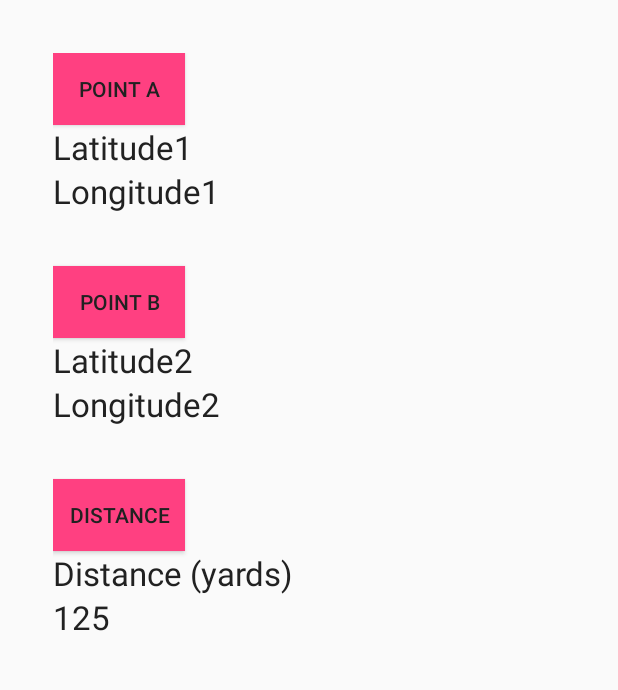
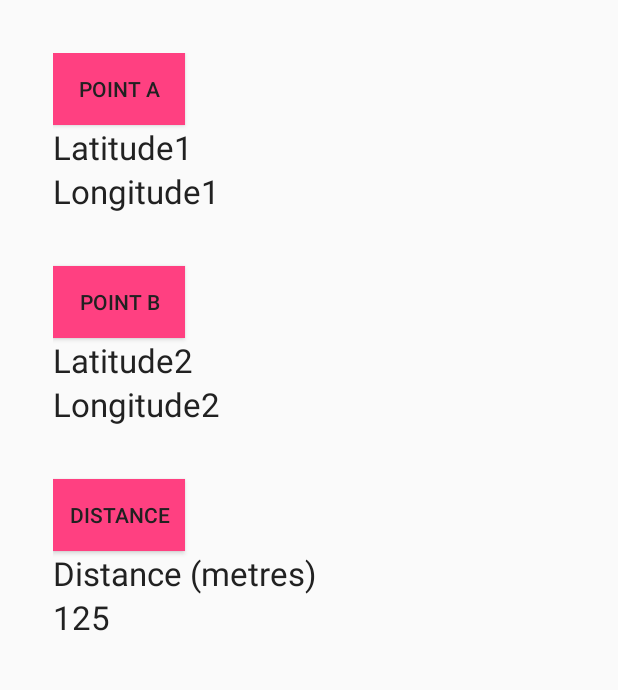
Before and after one commit to conapart3/yardages, an Android app: the screen it shows after launch (YardagesActivity), on a phone screen of 412 x 824 dp, the part 84-774 px from its top. Run offline under Robolectric (Android 15) with nearby library versions, the phone set to English and light mode, and no system bars; libraries missing offline, so code that uses them is left out: com.gc.materialdesign; 6 statements that could not run were skipped.

Commit message:
Changed layout margins, testing commit functionality.

```diff
--- a/app/src/main/res/layout/yardages_main.xml
+++ b/app/src/main/res/layout/yardages_main.xml
@@ -9,7 +9,9 @@
         android:layout_width="match_parent"
         android:layout_height="match_parent"
         android:layout_marginLeft="35dp"
-        android:layout_marginTop="35dp">
+        android:layout_marginTop="35dp"
+        android:layout_marginRight="35dp"
+        android:layout_marginBottom="35dp">
 
         <Button
             android:layout_width="wrap_content"
@@ -83,7 +85,7 @@
             android:layout_width="wrap_content"
             android:layout_height="wrap_content"
             android:textAppearance="?android:attr/textAppearanceLarge"
-            android:text="Distance (yards)"
+            android:text="Distance (metres)"
             android:id="@+id/textView" />
 
         <TextView
```
